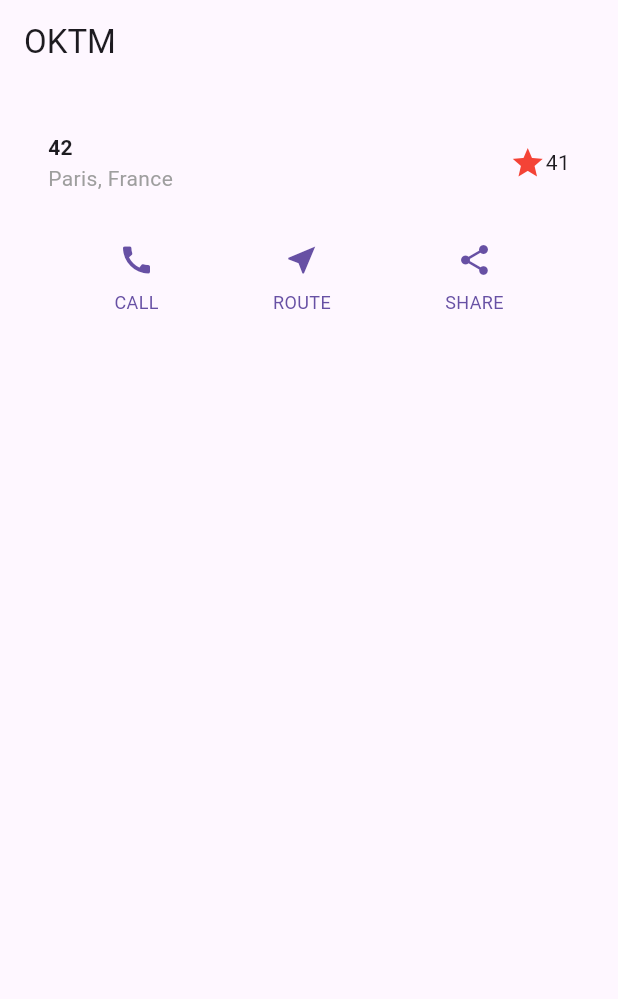
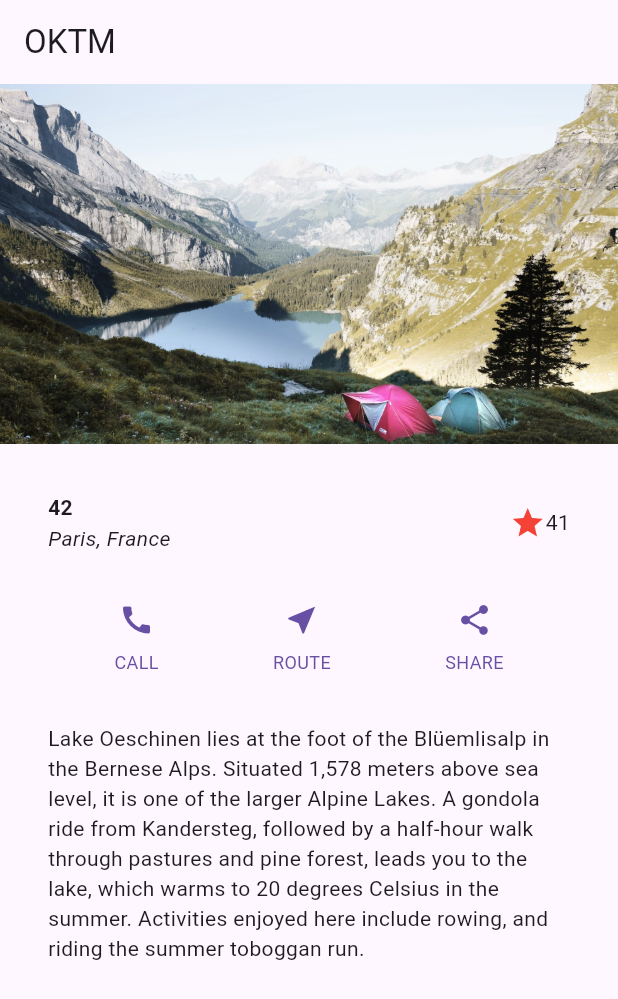
Before and after one commit to Claken/Piscine_Flutter, a Flutter app: the screen it shows after launch, on a phone screen of 412 x 824 dp. Shown: the top 999 px of the screen. Run offline on Flutter 3.47's test engine with Material 3 defaults, Android fonts, the phone set to English and light mode, and no system bars.

Commit message:
build a layout fini

```diff
--- /dev/null
+++ b/mobileModule00/ex00/lib/functions.dart
@@ -0,0 +1,76 @@
+import 'package:flutter/material.dart';
+
+class ButtonSection extends StatelessWidget {
+	const ButtonSection({super.key});
+
+	@override
+	Widget build(BuildContext context) {
+		final Color color = Theme.of(context).primaryColor;
+		return SizedBox(child: Row(
+			mainAxisAlignment: MainAxisAlignment.spaceEvenly,
+			children: [
+				ButtonWithText(color: color, icon: Icons.call, label: 'CALL'),
+				ButtonWithText(color: color, icon: Icons.near_me, label: 'ROUTE'),
+				ButtonWithText(color: color, icon: Icons.share, label: 'SHARE'),
+		],)
+
+		,);
+	}
+}
+
+class ButtonWithText extends StatelessWidget {
+	const ButtonWithText({
+		super.key,
+		required this.color,
+		required this.icon,
+		required this.label,
+	});
+
+	final Color color;
+	final IconData icon;
+	final String label;
+
+	@override
+	Widget build(BuildContext context) {
+
+		return Column(
+			mainAxisSize: MainAxisSize.min,
+			mainAxisAlignment: MainAxisAlignment.center,
+			children: [
+				Icon(icon, color: color),
+				Padding(
+					padding: const EdgeInsets.only(top: 8),
+					child: Text(
+						label,
+						style: TextStyle(
+							fontSize: 12,
+							fontWeight: FontWeight.w400,
+							color: color,
+						),
+					),
+				),
+			],
+		);
+	}
+
+}
+
+class TextSection extends StatelessWidget {
+	const TextSection({
+		super.key,
+		required this.description,
+	});
+
+	final String description;
+
+	@override
+	Widget build(BuildContext context) {
+		return Padding(
+			padding: const EdgeInsets.all(32),
+			child: Text(
+				description,
+				softWrap: true,
+			),
+		);
+	}
+}
--- /dev/null
+++ b/mobileModule00/ex00/lib/image_section.dart
@@ -0,0 +1,17 @@
+import 'package:flutter/material.dart';
+
+class ImageSection extends StatelessWidget {
+  const ImageSection({super.key, required this.image});
+
+  final String image;
+
+  @override
+  Widget build(BuildContext context) {
+    return Image.asset(
+      image,
+      width: 600,
+      height: 240,
+      fit: BoxFit.cover,
+    );
+  }
+}
--- a/mobileModule00/ex00/lib/main.dart
+++ b/mobileModule00/ex00/lib/main.dart
@@ -1,4 +1,6 @@
 import 'package:flutter/material.dart';
+import 'functions.dart';
+import 'image_section.dart';
 
 void main() => runApp(const MyApp());
 
@@ -17,8 +19,17 @@ class MyApp extends StatelessWidget {
 		),
 		body: const SingleChildScrollView(
 		  child: Column(children: [
-            TitleSection(name: "42", location: "Paris, France"),
+			ImageSection( image: 'images/lake.jpg'),
+			TitleSection(name: '42', location: "Paris, France"),
 			ButtonSection(),
+			TextSection(description:
+			  'Lake Oeschinen lies at the foot of the Blüemlisalp in the '
+			  'Bernese Alps. Situated 1,578 meters above sea level, it '
+			  'is one of the larger Alpine Lakes. A gondola ride from '
+			  'Kandersteg, followed by a half-hour walk through pastures '
+			  'and pine forest, leads you to the lake, which warms to 20 '
+			  'degrees Celsius in the summer. Activities enjoyed here '
+			  'include rowing, and riding the summer toboggan run.',),
 		  ],)
 		),
 	  ),
@@ -31,7 +42,7 @@ class TitleSection extends StatelessWidget {
 	super.key,
 	required this.name,
 	required this.location,
-  });
+  }); // constructor
 
   final String name;
   final String location;
@@ -60,7 +71,8 @@ class TitleSection extends StatelessWidget {
 				Text(
 				  location,
 				  style: TextStyle(
-                    color: Colors.grey[500],
+					color: Colors.grey[0],
+					fontStyle: FontStyle.italic
 				  ),
 				),
 			  ],
@@ -77,58 +89,3 @@ class TitleSection extends StatelessWidget {
 	);
   }
 }
-
-class ButtonSection extends StatelessWidget {
-  const ButtonSection({super.key});
-
-  @override
-  Widget build(BuildContext context) {
-    final Color color = Theme.of(context).primaryColor;
-    return SizedBox(child: Row(
-      mainAxisAlignment: MainAxisAlignment.spaceEvenly,
-      children: [
-        ButtonWithText(color: color, icon: Icons.call, label: 'CALL'),
-        ButtonWithText(color: color, icon: Icons.near_me, label: 'ROUTE'),
-        ButtonWithText(color: color, icon: Icons.share, label: 'SHARE'),
-    ],)
-
-    ,);
-  }
-}
-
-class ButtonWithText extends StatelessWidget {
-  const ButtonWithText({
-    super.key,
-    required this.color,
-    required this.icon,
-    required this.label,
-  });
-
-  final Color color;
-  final IconData icon;
-  final String label;
-
-  @override
-  Widget build(BuildContext context) {
-
-    return Column(
-      mainAxisSize: MainAxisSize.min,
-      mainAxisAlignment: MainAxisAlignment.center,
-      children: [
-        Icon(icon, color: color),
-        Padding(
-          padding: const EdgeInsets.only(top: 8),
-          child: Text(
-            label,
-            style: TextStyle(
-              fontSize: 12,
-              fontWeight: FontWeight.w400,
-              color: color,
-            ),
-          ),
-        ),
-      ],
-    );
-  }
-
-}
--- a/mobileModule00/ex00/pubspec.yaml
+++ b/mobileModule00/ex00/pubspec.yaml
@@ -31,7 +31,6 @@ dependencies:
   flutter:
     sdk: flutter
 
-
   # The following adds the Cupertino Icons font to your application.
   # Use with the CupertinoIcons class for iOS style icons.
   cupertino_icons: ^1.0.6
@@ -57,6 +56,8 @@ flutter:
   # included with your application, so that you can use the icons in
   # the material Icons class.
   uses-material-design: true
+  assets:
+      - images/lake.jpg
 
   # To add assets to your application, add an assets section, like this:
   # assets:
```
Also changed, not shown: mobileModule00/ex00/images/lake.jpg (added). Lines whose indentation alone changed are shown as unchanged.
